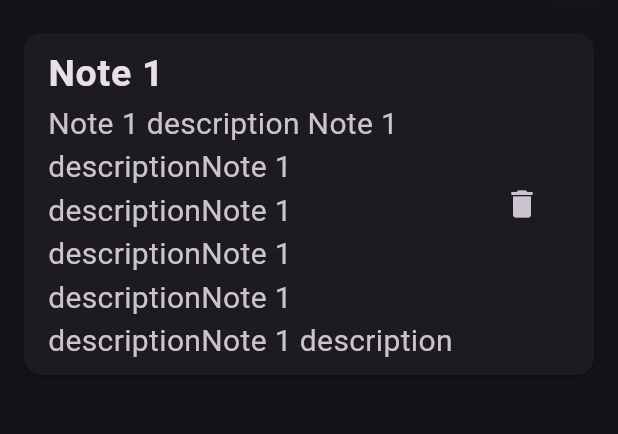
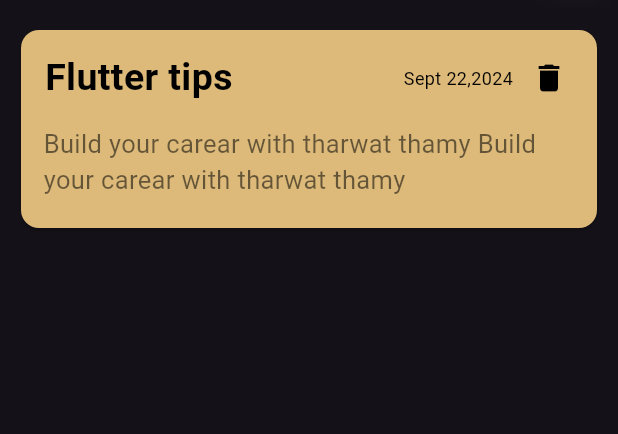
Before and after one commit to ahmed722003/notes_app, a Flutter app: the screen it shows after launch, on a phone screen of 412 x 824 dp, the part 75-509 px from its top. Run offline on Flutter 3.47's test engine with Material 3 defaults, Android fonts, the phone set to English and light mode, and no system bars.

Commit message:
create custom note item

```diff
--- /dev/null
+++ b/lib/widgets/custom_note_item.dart
@@ -0,0 +1,70 @@
+import 'package:flutter/material.dart';
+
+class NoteItem extends StatelessWidget {
+  const NoteItem({super.key});
+
+  @override
+  Widget build(BuildContext context) {
+    // Example date, replace with actual note creation date
+
+    return Padding(
+      padding: const EdgeInsets.all(10.0),
+      child: Card(
+        color: const Color.fromARGB(255, 221, 186, 121),
+        child: Column(
+          mainAxisSize: MainAxisSize.min,
+          children: [
+            Padding(
+              padding: const EdgeInsets.all(8.0),
+              child: Row(
+                children: [
+                  const Padding(
+                    padding: EdgeInsets.only(left: 8.0),
+                    child: Text(
+                      'Flutter tips',
+                      style: TextStyle(
+                        fontSize: 25,
+                        fontWeight: FontWeight.bold,
+                        color: Colors.black,
+                      ),
+                    ),
+                  ),
+                  const Spacer(),
+                  const Text(
+                    'Sept 22,2024',
+                    style: TextStyle(
+                      fontSize: 12,
+                      color: Colors.black,
+                    ),
+                  ),
+                  IconButton(
+                    icon: const Icon(
+                      Icons.delete,
+                      color: Colors.black,
+                    ),
+                    onPressed: () {},
+                  ),
+                ],
+              ),
+            ),
+            const Padding(
+              padding: EdgeInsets.only(left: 15.0, right: 5),
+              child: Text(
+                textAlign: TextAlign.left,
+                'Build your carear with tharwat thamy'
+                ' Build your carear with tharwat thamy',
+                style: TextStyle(
+                  fontSize: 17,
+                  color: Colors.black54,
+                ),
+              ),
+            ),
+            const SizedBox(
+              height: 20,
+            )
+          ],
+        ),
+      ),
+    );
+  }
+}
--- a/lib/widgets/notes_view_body.dart
+++ b/lib/widgets/notes_view_body.dart
@@ -1,38 +1,11 @@
 import 'package:flutter/material.dart';
+import 'package:notes_app/widgets/custom_note_item.dart';
 
 class NotesViewBody extends StatelessWidget {
   const NotesViewBody({super.key});
 
   @override
   Widget build(BuildContext context) {
-    return NoteItem();
+    return const NoteItem();
   }
 }
-
-class NoteItem extends StatelessWidget {
-  const NoteItem({super.key});
-
-  @override
-  Widget build(BuildContext context) {
-    return Padding(
-      padding: const EdgeInsets.all(12.0),
-      child: Card(
-        child: ListTile(
-          title: const Text(
-            'Note 1',
-            style: TextStyle(fontSize: 25, fontWeight: FontWeight.bold),
-          ),
-          subtitle: const Text(
-            'Note 1 description Note 1 descriptionNote 1 descriptionNote 1 descriptionNote 1 descriptionNote 1 descriptionNote 1 description',
-            style: TextStyle(fontSize: 20),
-          ),
-          trailing: IconButton(
-            icon: const Icon(Icons.delete),
-            onPressed: () {},
-          ),
-          onTap: () {},
-        ),
-      ),
-    );
-  }
-}
```
